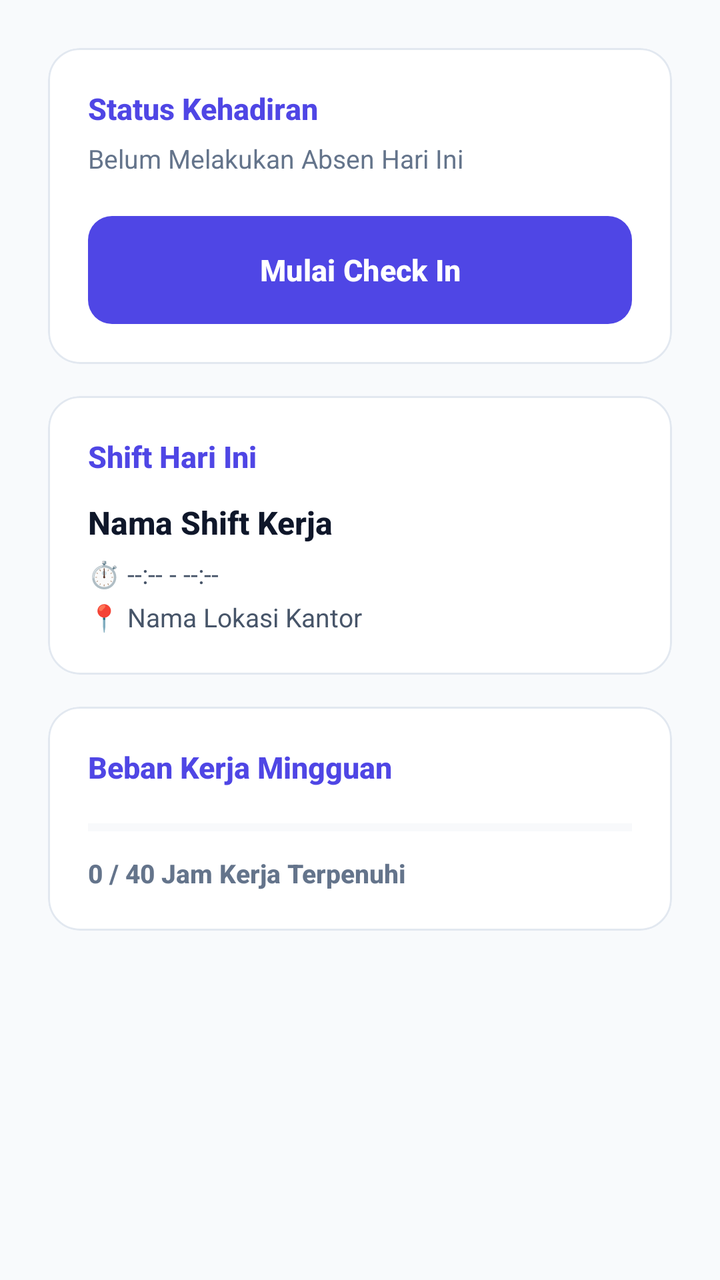
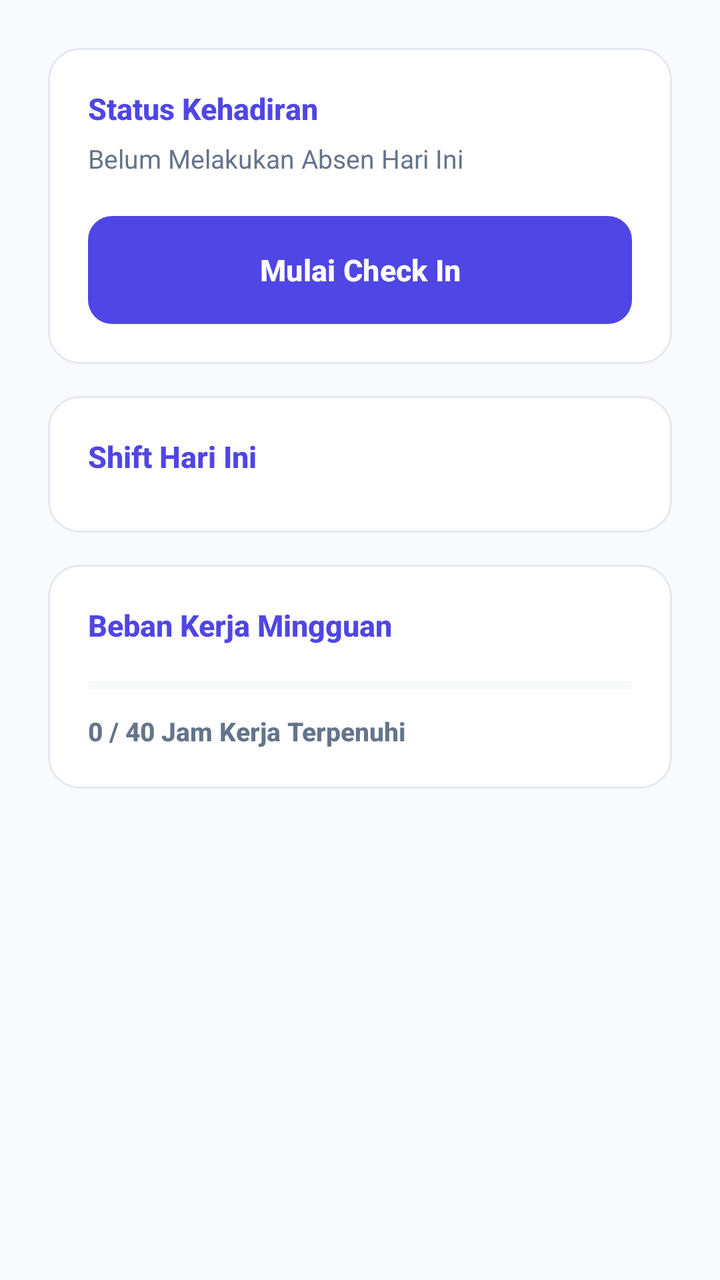

The first picture is an Android layout as it rendered before a commit; the second is the same layout after the commit. The layout source and the unified diff follow.
<!-- AndroidManifest.xml: application theme Theme.MyApplication -->
<!-- res/layout/fragment_staff_home.xml -->
<?xml version="1.0" encoding="utf-8"?>
<androidx.core.widget.NestedScrollView
    xmlns:android="http://schemas.android.com/apk/res/android"
    xmlns:app="http://schemas.android.com/apk/res-auto"
    android:layout_width="match_parent"
    android:layout_height="match_parent"
    android:fillViewport="true"
    android:background="#F8FAFC">

    <androidx.constraintlayout.widget.ConstraintLayout
        android:layout_width="match_parent"
        android:layout_height="wrap_content"
        android:padding="24dp">

        <com.google.android.material.card.MaterialCardView
            android:id="@+id/cardCheckin"
            android:layout_width="0dp"
            android:layout_height="wrap_content"
            app:cardCornerRadius="16dp"
            app:cardElevation="0dp"
            app:strokeWidth="1dp"
            app:strokeColor="#E2E8F0"
            app:cardBackgroundColor="@android:color/white"
            app:layout_constraintEnd_toEndOf="parent"
            app:layout_constraintStart_toStartOf="parent"
            app:layout_constraintTop_toTopOf="parent">

            <LinearLayout
                android:layout_width="match_parent"
                android:layout_height="wrap_content"
                android:orientation="vertical"
                android:padding="20dp">

                <TextView
                    android:layout_width="wrap_content"
                    android:layout_height="wrap_content"
                    android:text="Status Kehadiran"
                    android:textStyle="bold"
                    android:textColor="#4F46E5"
                    android:fontFamily="sans-serif-medium"
                    android:textSize="15sp" />

                <TextView
                    android:id="@+id/tvAttendance"
                    android:layout_width="match_parent"
                    android:layout_height="wrap_content"
                    android:layout_marginTop="6dp"
                    android:layout_marginBottom="20dp"
                    android:text="Belum Melakukan Absen Hari Ini"
                    android:textColor="#64748B"
                    android:fontFamily="sans-serif"
                    android:textSize="13sp" />

                <Button
                    android:id="@+id/btnCheckIn"
                    android:layout_width="match_parent"
                    android:layout_height="54dp"
                    android:text="Mulai Check In"
                    app:backgroundTint="#4F46E5"
                    android:textColor="@android:color/white"
                    app:cornerRadius="12dp"
                    android:insetTop="0dp"
                    android:insetBottom="0dp"
                    android:textSize="15sp"
                    android:textStyle="bold" />
            </LinearLayout>
        </com.google.android.material.card.MaterialCardView>

        <com.google.android.material.card.MaterialCardView
            android:id="@+id/cardShift"
            android:layout_width="0dp"
            android:layout_height="wrap_content"
            android:layout_marginTop="16dp"
            app:cardCornerRadius="16dp"
            app:cardElevation="0dp"
            app:strokeWidth="1dp"
            app:strokeColor="#E2E8F0"
            app:cardBackgroundColor="@android:color/white"
            app:layout_constraintEnd_toEndOf="parent"
            app:layout_constraintStart_toStartOf="parent"
            app:layout_constraintTop_toBottomOf="@id/cardCheckin">

            <LinearLayout
                android:layout_width="match_parent"
                android:layout_height="wrap_content"
                android:orientation="vertical"
                android:padding="20dp">

                <TextView
                    android:layout_width="wrap_content"
                    android:layout_height="wrap_content"
                    android:text="Shift Hari Ini"
                    android:textStyle="bold"
                    android:textColor="#4F46E5"
                    android:fontFamily="sans-serif-medium"
                    android:textSize="15sp" />

                <TextView
                    android:id="@+id/tvShiftTitle"
                    android:layout_width="match_parent"
                    android:layout_height="wrap_content"
                    android:layout_marginTop="12dp"
                    android:text="Nama Shift Kerja"
                    android:textColor="#0F172A"
                    android:textStyle="bold"
                    android:fontFamily="sans-serif-medium"
                    android:textSize="16sp" />

                <TextView
                    android:id="@+id/tvShiftTime"
                    android:layout_width="match_parent"
                    android:layout_height="wrap_content"
                    android:layout_marginTop="6dp"
                    android:text="⏱️ --:-- - --:--"
                    android:textColor="#475569"
                    android:fontFamily="sans-serif"
                    android:textSize="13sp" />

                <TextView
                    android:id="@+id/tvShiftLocation"
                    android:layout_width="match_parent"
                    android:layout_height="wrap_content"
                    android:layout_marginTop="4dp"
                    android:text="📍 Nama Lokasi Kantor"
                    android:textColor="#475569"
                    android:fontFamily="sans-serif"
                    android:textSize="13sp" />
            </LinearLayout>
        </com.google.android.material.card.MaterialCardView>

        <com.google.android.material.card.MaterialCardView
            android:id="@+id/cardWorkload"
            android:layout_width="0dp"
            android:layout_height="wrap_content"
            android:layout_marginTop="16dp"
            app:cardCornerRadius="16dp"
            app:cardElevation="0dp"
            app:strokeWidth="1dp"
            app:strokeColor="#E2E8F0"
            app:cardBackgroundColor="@android:color/white"
            app:layout_constraintEnd_toEndOf="parent"
            app:layout_constraintStart_toStartOf="parent"
            app:layout_constraintTop_toBottomOf="@id/cardShift">

            <LinearLayout
                android:layout_width="match_parent"
                android:layout_height="wrap_content"
                android:orientation="vertical"
                android:padding="20dp">

                <TextView
                    android:layout_width="wrap_content"
                    android:layout_height="wrap_content"
                    android:text="Beban Kerja Mingguan"
                    android:textStyle="bold"
                    android:textColor="#4F46E5"
                    android:fontFamily="sans-serif-medium"
                    android:textSize="15sp" />

                <ProgressBar
                    android:id="@+id/pbHours"
                    style="?android:attr/progressBarStyleHorizontal"
                    android:layout_width="match_parent"
                    android:layout_height="8dp"
                    android:layout_marginTop="16dp"
                    android:layout_marginBottom="10dp"
                    android:max="40"
                    android:progress="0"
                    android:progressTint="#4F46E5"
                    android:progressBackgroundTint="#E2E8F0" />

                <TextView
                    android:id="@+id/tvHours"
                    android:layout_width="wrap_content"
                    android:layout_height="wrap_content"
                    android:text="0 / 40 Jam Kerja Terpenuhi"
                    android:textColor="#64748B"
                    android:textStyle="bold"
                    android:fontFamily="sans-serif-medium"
                    android:textSize="13sp" />
            </LinearLayout>
        </com.google.android.material.card.MaterialCardView>

    </androidx.constraintlayout.widget.ConstraintLayout>
</androidx.core.widget.NestedScrollView>
<!-- resources referenced by this layout -->
<resources>
  <style name="Theme.MyApplication" parent="Base.Theme.MyApplication" />
  <style name="Base.Theme.MyApplication" parent="Theme.Material3.DayNight.NoActionBar">
          
          
      </style>
</resources>

<!-- the commit's change to res/layout/fragment_staff_home.xml (unified diff, before → after) -->
@@ -93,38 +93,15 @@
                     android:textStyle="bold"
                     android:textColor="#4F46E5"
                     android:fontFamily="sans-serif-medium"
-                    android:textSize="15sp" />
+                    android:textSize="15sp"
+                    android:layout_marginBottom="4dp"/>
 
-                <TextView
-                    android:id="@+id/tvShiftTitle"
+                <androidx.recyclerview.widget.RecyclerView
+                    android:id="@+id/rvShiftToday"
                     android:layout_width="match_parent"
                     android:layout_height="wrap_content"
-                    android:layout_marginTop="12dp"
-                    android:text="Nama Shift Kerja"
-                    android:textColor="#0F172A"
-                    android:textStyle="bold"
-                    android:fontFamily="sans-serif-medium"
-                    android:textSize="16sp" />
-
-                <TextView
-                    android:id="@+id/tvShiftTime"
-                    android:layout_width="match_parent"
-                    android:layout_height="wrap_content"
-                    android:layout_marginTop="6dp"
-                    android:text="⏱️ --:-- - --:--"
-                    android:textColor="#475569"
-                    android:fontFamily="sans-serif"
-                    android:textSize="13sp" />
-
-                <TextView
-                    android:id="@+id/tvShiftLocation"
-                    android:layout_width="match_parent"
-                    android:layout_height="wrap_content"
-                    android:layout_marginTop="4dp"
-                    android:text="📍 Nama Lokasi Kantor"
-                    android:textColor="#475569"
-                    android:fontFamily="sans-serif"
-                    android:textSize="13sp" />
+                    android:nestedScrollingEnabled="false"
+                    android:layout_marginTop="4dp"/>
             </LinearLayout>
         </com.google.android.material.card.MaterialCardView>
 
